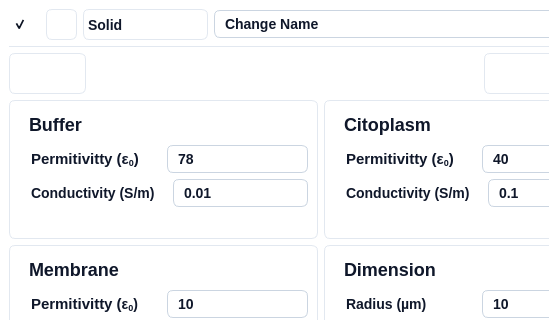
Above: ui/curve_widget.ui from IoanTivig/OpenDEP_View before the change; both pictures show x 0 to 549 and y 0 to 320 of the 643 by 649 pixel window. Below: the same form after it.
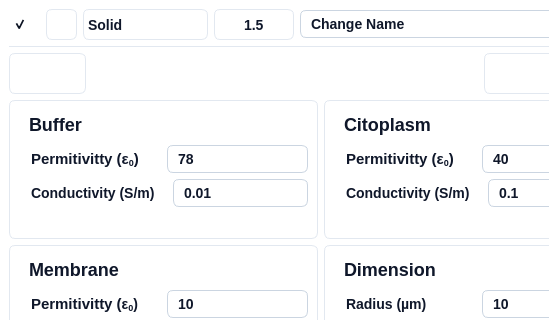
That is the form after the change. Icons and pictures are not drawn.

The edit to the form file:
```diff
--- a/ui/curve_widget.ui
+++ b/ui/curve_widget.ui
@@ -308,6 +308,96 @@
            </item>
           </widget>
          </item>
+         <item>
+          <widget class="QDoubleSpinBox" name="pyqt5_spinbox_curve_line_width">
+           <property name="sizePolicy">
+            <sizepolicy hsizetype="Minimum" vsizetype="Fixed">
+             <horstretch>0</horstretch>
+             <verstretch>0</verstretch>
+            </sizepolicy>
+           </property>
+           <property name="minimumSize">
+            <size>
+             <width>80</width>
+             <height>31</height>
+            </size>
+           </property>
+           <property name="maximumSize">
+            <size>
+             <width>80</width>
+             <height>31</height>
+            </size>
+           </property>
+           <property name="styleSheet">
+            <string notr="true">QDoubleSpinBox {
+	background: #FFFFFF;
+	border: 1px solid #E2E8F0; /* slate/200 */
+	border-radius: 6px;
+	color: #0F172A;  /* Text color */
+    font-family: 'Segoe UI', sans-serif;  /* Font family */
+    font-style: normal;  /* Font style */
+    font-weight: 500;  /* Font weight */
+    font-size: 14px;  /* Font size */
+}
+
+QDoubleSpinBox:focus {
+}
+
+QDoubleSpinBox:disabled {
+}
+
+QDoubleSpinBox::up-button {
+	background: #FFFFFF;
+	border: none; 
+	subcontrol-position: center right;
+	padding-right: 10px;
+}
+
+QDoubleSpinBox::down-button {
+	background: #FFFFFF;
+	border: none;
+	subcontrol-position: center left;
+	padding-left: 10px;
+}
+
+QDoubleSpinBox::up-arrow {
+	image: url(:/ui/qt/resources/buttons/add_icon.png);
+	width: 20px;
+    height: 20px;
+}
+
+QDoubleSpinBox::down-arrow {	
+	image: url(:/ui/qt/resources/buttons/substract_icon.png);
+	width: 20px;
+    height: 20px;
+}
+
+QDoubleSpinBox::up-arrow:disabled, QSpinBox::up-arrow:off {
+}
+
+QDoubleSpinBox::down-arrow:disabled, QSpinBox::down-arrow:off {
+}</string>
+           </property>
+           <property name="alignment">
+            <set>Qt::AlignCenter</set>
+           </property>
+           <property name="decimals">
+            <number>1</number>
+           </property>
+           <property name="minimum">
+            <double>0.500000000000000</double>
+           </property>
+           <property name="maximum">
+            <double>10.000000000000000</double>
+           </property>
+           <property name="singleStep">
+            <double>0.500000000000000</double>
+           </property>
+           <property name="value">
+            <double>1.500000000000000</double>
+           </property>
+          </widget>
+         </item>
          <item>
           <widget class="QLineEdit" name="pyqt5_entry_curve_name">
            <property name="enabled">
```
